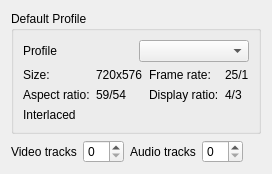
Above: src/widgets/configproject_ui.ui from KDE/kdenlive before the change. Below: the same form after it.
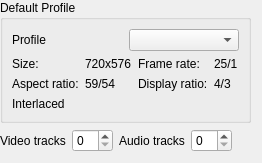
That is the form after the change. Custom widgets are drawn as their Qt base class.

Commit message: Remove double margin in config dialog

Patch:
```diff
--- a/src/widgets/configproject_ui.ui
+++ b/src/widgets/configproject_ui.ui
@@ -6,14 +6,20 @@
    <rect>
     <x>0</x>
     <y>0</y>
-    <width>268</width>
-    <height>148</height>
+    <width>262</width>
+    <height>155</height>
    </rect>
   </property>
   <property name="windowTitle">
    <string>Form</string>
   </property>
   <layout class="QGridLayout" name="gridLayout">
+   <property name="leftMargin">
+    <number>0</number>
+   </property>
+   <property name="topMargin">
+    <number>0</number>
+   </property>
    <item row="0" column="0" colspan="5">
     <widget class="QGroupBox" name="properties">
      <property name="title">
```
The commit also changes 7 other files.
